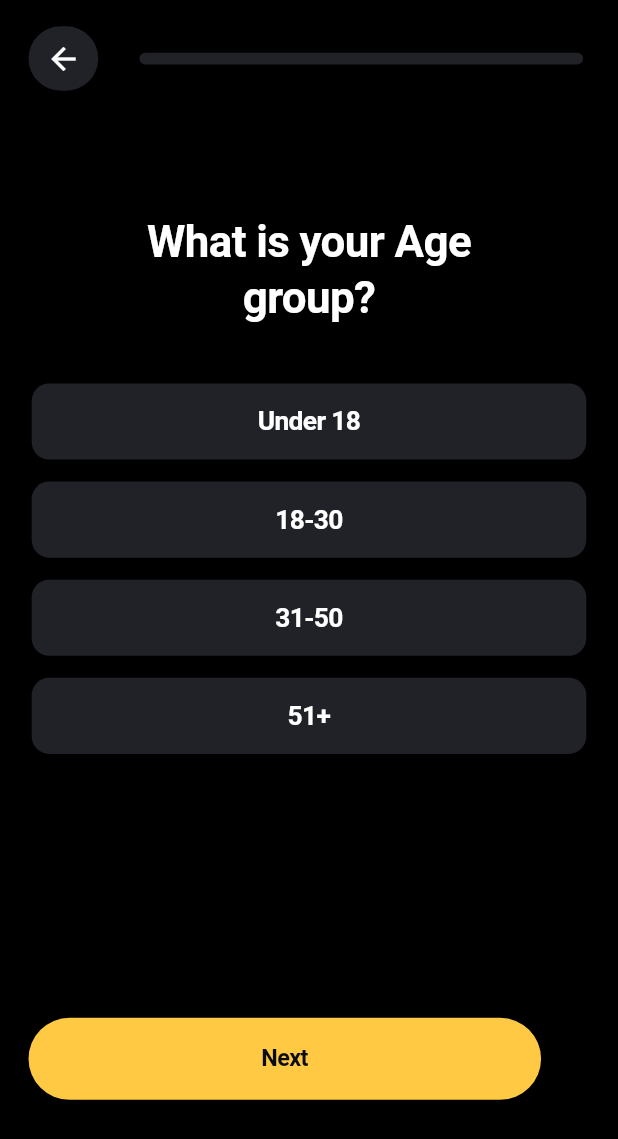
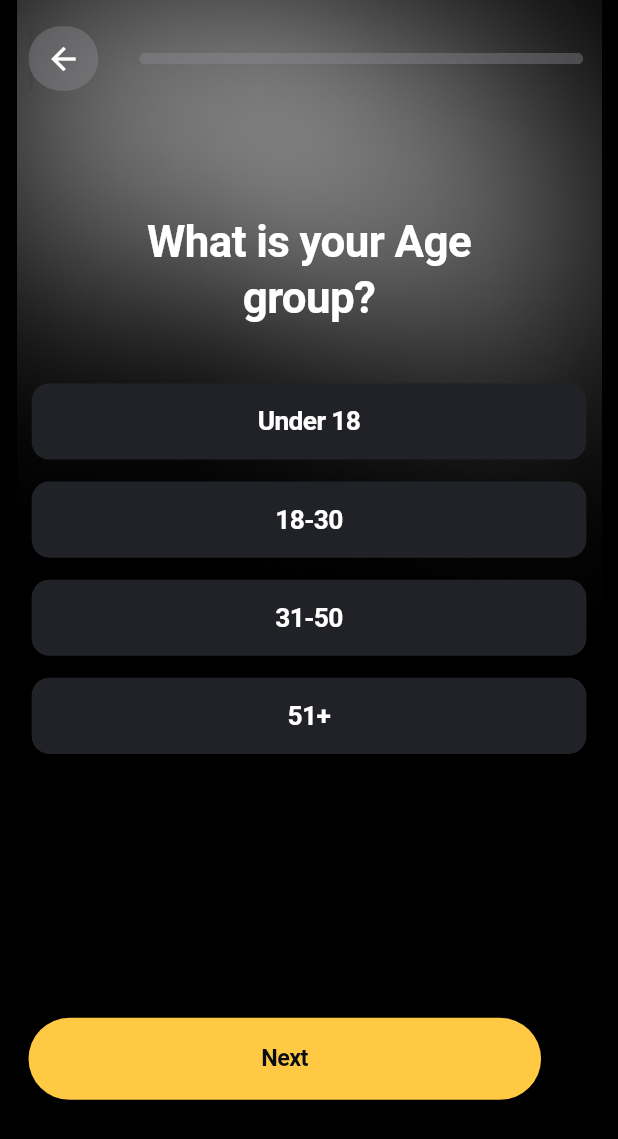
Before and after one commit to Angs-human-B/Hope_Bible_App, a Flutter app: the CommonOnboardingScreen screen opened directly, on a phone screen of 412 x 824 dp. Shown: the top 1139 px of the screen. Run offline on Flutter 3.47's test engine with Material 3 defaults, Android fonts, the light colour scheme and no system bars; our stand-ins replace animated_flip_counter, flutter_screenutil, flutter_svg, fluttertoast, get, google_sign_in and 9 more; missing offline and left inert: audio_session, flutter_webrtc, onesignal_flutter, openai_realtime_dart, purchases_flutter; accounts and stored records are empty; project files that could hold a hidden picture were left out.

Commit message:
spotlight for the screens 2-10

```diff
--- a/lib/Constants/image.dart
+++ b/lib/Constants/image.dart
@@ -1,5 +1,5 @@
 
-
+String spotLight = "assets/images/Vector.png";
 String onboarding1 = "assets/images/Frame.png";
 String onboarding3_1 = "assets/images/Group 115.png";
 String onboarding3_2 = "assets/images/Auto Layout Horizontal.png";
--- a/lib/screens/onboarding/common_onboarding_screen.dart
+++ b/lib/screens/onboarding/common_onboarding_screen.dart
@@ -1,6 +1,7 @@
 import 'package:flutter/cupertino.dart';
 import 'package:flutter/material.dart';
 import 'package:flutter_screenutil/flutter_screenutil.dart';
+import 'package:hope/Constants/image.dart';
 
 import '../../Constants/colors.dart';
 import '../../Constants/global_variable.dart';
@@ -29,7 +30,13 @@ class _CommonOnboardingScreenState extends State<CommonOnboardingScreen> {
   Widget build(BuildContext context) {
     return SafeArea(
       child: CupertinoPageScaffold(
-        child: Container(
+        child: Stack(
+          children: [
+            Align(
+                alignment: Alignment.topCenter,
+
+                child: Image.asset(spotLight)),
+            Container(
               height: MediaQuery.of(context).size.height,
               padding: EdgeInsets.symmetric(horizontal: 18.w),
               child: Stack(
@@ -92,6 +99,8 @@ class _CommonOnboardingScreenState extends State<CommonOnboardingScreen> {
                 ],
               ),
             ),
+          ],
+        ),
       ),
     );
   }
--- a/lib/widgets/back_button.dart
+++ b/lib/widgets/back_button.dart
@@ -1,3 +1,6 @@
+import 'dart:ui';
+
+import 'package:flutter/cupertino.dart';
 import 'package:flutter/material.dart';
 import 'package:flutter_screenutil/flutter_screenutil.dart';
 import 'package:hope/Constants/global_variable.dart';
@@ -20,14 +23,19 @@ class _BackButtonOnboardingState extends State<BackButtonOnboarding> {
         Navigator.pop(context);
 
       },
+      child: ClipRect(
+        child: BackdropFilter(
+          filter: ImageFilter.blur(sigmaX: 6, sigmaY: 6),
           child: Container(
               height: 44.h,
               width: 44.w,
               decoration: BoxDecoration(
                 borderRadius: BorderRadius.circular(100),
-            color: secondaryGrey,
+                color: CupertinoColors.systemGrey.withOpacity(0.4),
               ),
               child: Icon(Icons.arrow_back, color: Colors.white,)),
+        ),
+      ),
     );
   }
 }
--- a/lib/widgets/progress_bar.dart
+++ b/lib/widgets/progress_bar.dart
@@ -1,3 +1,6 @@
+import 'dart:ui';
+
+import 'package:flutter/cupertino.dart';
 import 'package:flutter/material.dart';
 import 'package:flutter_screenutil/flutter_screenutil.dart';
 
@@ -13,12 +16,16 @@ class ProgressBar extends StatelessWidget {
 
   @override
   Widget build(BuildContext context) {
-    return Container(
+    return ClipRect(
+      child: BackdropFilter(
+        filter: ImageFilter.blur(sigmaX: 6, sigmaY: 6),
+
+        child: Container(
           height: 8.h,
           width: 280.w,
           decoration: BoxDecoration(
             borderRadius: BorderRadius.circular(30),
-        color: secondaryGrey, // Background color
+            color: CupertinoColors.systemGrey.withOpacity(0.4), // Background color
           ),
           child: Stack(
             children: [
@@ -35,6 +42,8 @@ class ProgressBar extends StatelessWidget {
               ),
             ],
           ),
+        ),
+      ),
     );
   }
 }
```
Also changed, not shown: lib/screens/onboarding/onboarding2_screen.dart (+11 -1 lines), lib/screens/onboarding/onboarding3_screen.dart (+9 -1 lines), lib/screens/onboarding/onboarding5_screen.dart (+8 -1 lines), lib/screens/onboarding/onboarding6_screen.dart (+10 -1 lines), lib/screens/onboarding/onboarding7_screen.dart (+9 -1 lines), lib/screens/onboarding/onboarding9_screen.dart (+9 -1 lines), assets/images/Vector.png (added), 1 other file. Lines whose indentation alone changed are shown as unchanged.
